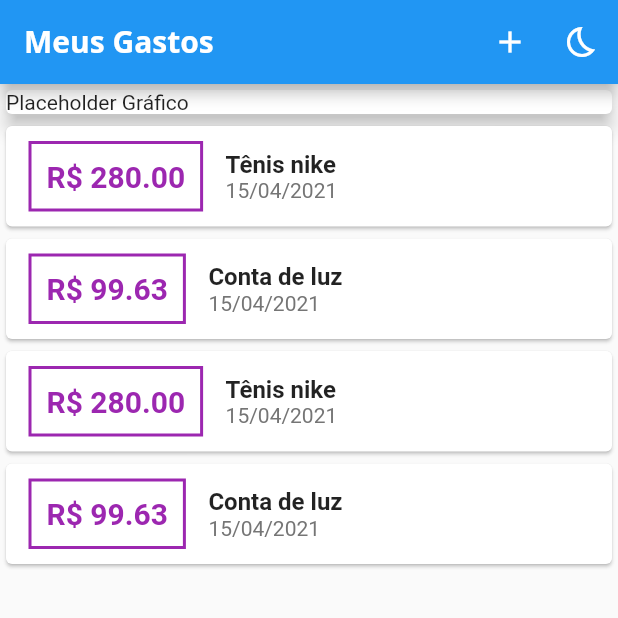
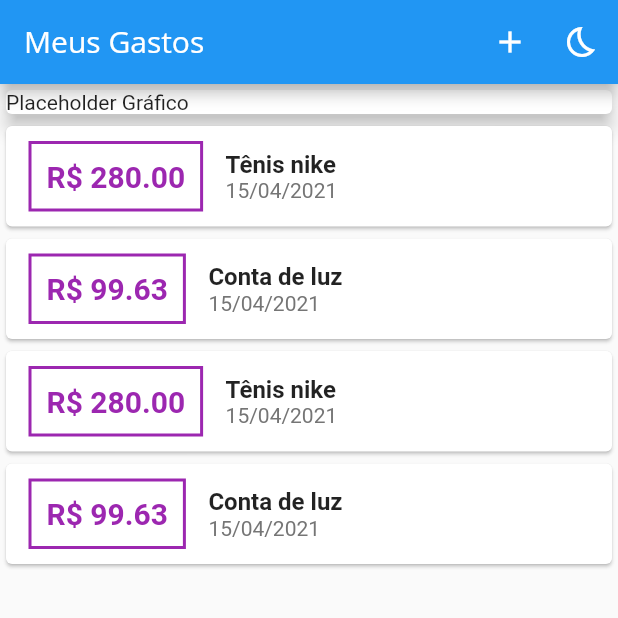
Before and after one commit to VConhariki/controle_de_gastos, a Flutter app: the screen it shows after launch, on a phone screen of 412 x 824 dp, the top half of it. Run offline on Flutter 3.47's test engine with Material 2 defaults, Android fonts, the phone set to English and light mode, and no system bars.

Commit message:
Branch fontes

```diff
--- a/lib/main.dart
+++ b/lib/main.dart
@@ -26,7 +26,7 @@ class _ExpensesAppState extends State<ExpensesApp> {
                       headline6: TextStyle(
                           fontFamily: 'OpenSans',
                           fontSize: 20,
-                          fontWeight: FontWeight.bold),
+                          fontWeight: FontWeight.normal),
                     ),
               ),
             )
@@ -36,7 +36,7 @@ class _ExpensesAppState extends State<ExpensesApp> {
                       headline6: TextStyle(
                         fontFamily: 'OpenSans',
                         fontSize: 20,
-                        fontWeight: FontWeight.bold,
+                        fontWeight: FontWeight.normal,
                       ),
                     ),
               ),
```
